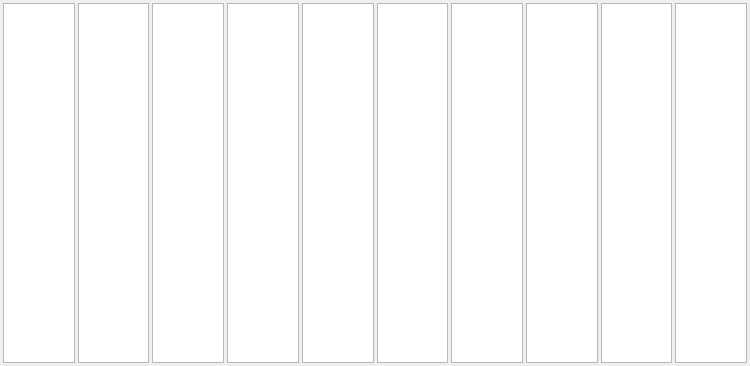
First picture: the form in so2sdr/dupesheet.ui, repository n4ogw/so2sdr, before the edit.
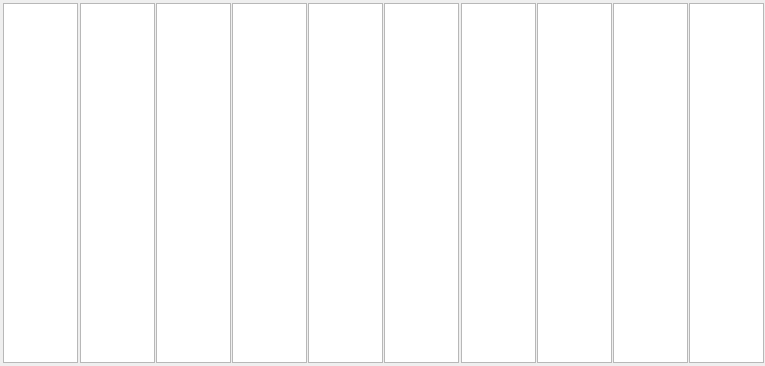
Second picture: the form after the edit.

Commit message: -update copyright year -fix build issues with qtserialport -fix build with Qt 5 and bug with QLineEdit -changes to Windows menu -changes to dupesheet code

Diff of the .ui file:
```diff
--- a/so2sdr/dupesheet.ui
+++ b/so2sdr/dupesheet.ui
@@ -6,7 +6,7 @@
    <rect>
     <x>0</x>
     <y>0</y>
-    <width>750</width>
+    <width>765</width>
     <height>366</height>
    </rect>
   </property>
@@ -18,13 +18,13 @@
   </property>
   <property name="minimumSize">
    <size>
-    <width>750</width>
+    <width>765</width>
     <height>250</height>
    </size>
   </property>
   <property name="maximumSize">
    <size>
-    <width>750</width>
+    <width>783</width>
     <height>800</height>
    </size>
   </property>
@@ -48,13 +48,13 @@
      </property>
      <property name="minimumSize">
       <size>
-       <width>60</width>
+       <width>75</width>
        <height>250</height>
       </size>
      </property>
      <property name="maximumSize">
       <size>
-       <width>80</width>
+       <width>75</width>
        <height>800</height>
       </size>
      </property>
@@ -82,13 +82,13 @@
      </property>
      <property name="minimumSize">
       <size>
-       <width>60</width>
+       <width>75</width>
        <height>250</height>
       </size>
      </property>
      <property name="maximumSize">
       <size>
-       <width>80</width>
+       <width>75</width>
        <height>800</height>
       </size>
      </property>
@@ -113,13 +113,13 @@
      </property>
      <property name="minimumSize">
       <size>
-       <width>60</width>
+       <width>75</width>
        <height>250</height>
       </size>
      </property>
      <property name="maximumSize">
       <size>
-       <width>80</width>
+       <width>75</width>
        <height>800</height>
       </size>
      </property>
@@ -147,13 +147,13 @@
      </property>
      <property name="minimumSize">
       <size>
-       <width>60</width>
+       <width>75</width>
        <height>250</height>
       </size>
      </property>
      <property name="maximumSize">
       <size>
-       <width>80</width>
+       <width>75</width>
        <height>800</height>
       </size>
      </property>
@@ -181,13 +181,13 @@
      </property>
      <property name="minimumSize">
       <size>
-       <width>60</width>
+       <width>75</width>
        <height>250</height>
       </size>
      </property>
      <property name="maximumSize">
       <size>
-       <width>80</width>
+       <width>75</width>
        <height>800</height>
       </size>
      </property>
@@ -215,13 +215,13 @@
      </property>
      <property name="minimumSize">
       <size>
-       <width>60</width>
+       <width>75</width>
        <height>250</height>
       </size>
      </property>
      <property name="maximumSize">
       <size>
-       <width>80</width>
+       <width>75</width>
        <height>800</height>
       </size>
      </property>
@@ -249,13 +249,13 @@
      </property>
      <property name="minimumSize">
       <size>
-       <width>60</width>
+       <width>75</width>
        <height>250</height>
       </size>
      </property>
      <property name="maximumSize">
       <size>
-       <width>80</width>
+       <width>75</width>
        <height>800</height>
       </size>
      </property>
@@ -283,13 +283,13 @@
      </property>
      <property name="minimumSize">
       <size>
-       <width>60</width>
+       <width>75</width>
        <height>250</height>
       </size>
      </property>
      <property name="maximumSize">
       <size>
-       <width>80</width>
+       <width>75</width>
        <height>800</height>
       </size>
      </property>
@@ -317,13 +317,13 @@
      </property>
      <property name="minimumSize">
       <size>
-       <width>60</width>
+       <width>75</width>
        <height>250</height>
       </size>
      </property>
      <property name="maximumSize">
       <size>
-       <width>80</width>
+       <width>75</width>
        <height>800</height>
       </size>
      </property>
@@ -351,13 +351,13 @@
      </property>
      <property name="minimumSize">
       <size>
-       <width>60</width>
+       <width>75</width>
        <height>250</height>
       </size>
      </property>
      <property name="maximumSize">
       <size>
-       <width>80</width>
+       <width>75</width>
        <height>800</height>
       </size>
      </property>
```
The commit also changes 152 other files.
